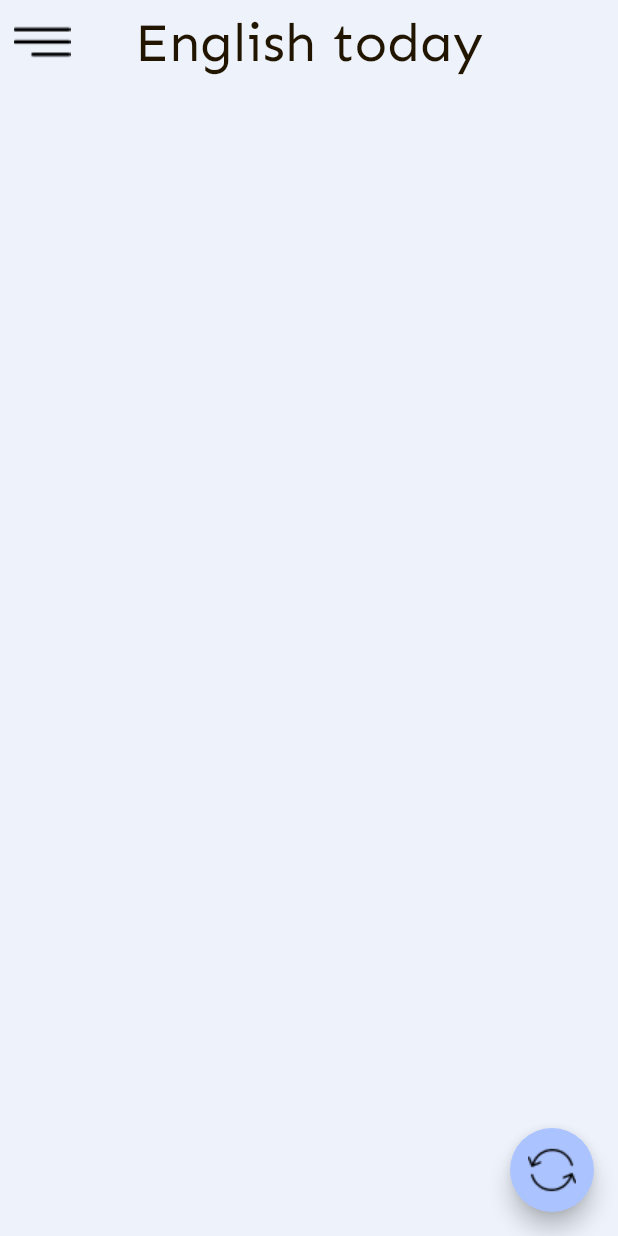
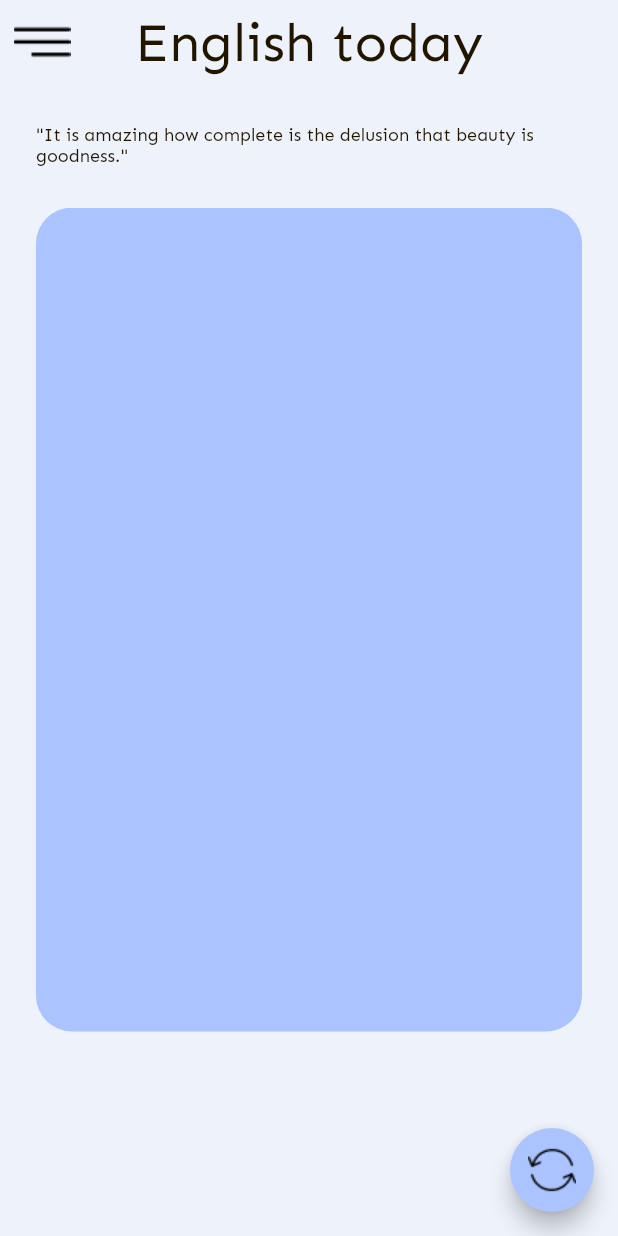
Before and after one commit to DooxFonggg/English_app, a Flutter app: the HomePage screen opened directly, on a phone screen of 412 x 824 dp. Run offline on Flutter 3.47's test engine with Material 2 defaults, Android fonts, the phone set to English and light mode, and no system bars.

Commit message:
home  page

```diff
--- a/lib/pages/home_page.dart
+++ b/lib/pages/home_page.dart
@@ -13,6 +13,7 @@ class HomePage extends StatefulWidget {
 class _HomePageState extends State<HomePage> {
   @override
   Widget build(BuildContext context) {
+    Size size = MediaQuery.of(context).size; // lay size ra
     return Scaffold(
       backgroundColor: AppColor.secondColor,
       appBar: AppBar(
@@ -29,6 +30,37 @@ class _HomePageState extends State<HomePage> {
         ),
         centerTitle: true, // Đảm bảo tiêu đề được căn giữa theo chiều ngang
       ),
+      body: Container(
+        width: double.infinity, // chiều rộng tối đa có thể
+        margin: EdgeInsets.symmetric(horizontal: 24),
+        child: Column(
+          children: [
+            Container(
+              height: size.height * 1 / 10,
+              alignment: Alignment.center,
+              child: Text(
+                '"It is amazing how complete is the delusion that beauty is goodness."',
+                style: AppStyles.h6
+                    .copyWith(fontSize: 12, color: AppColor.textColor),
+              ),
+            ),
+            Container(
+              height: size.height * 2 / 3,
+              child: PageView.builder(
+                  // tạo ra kiểu lướt list
+                  itemCount: 5, // số lần lướt
+                  itemBuilder: (context, index) {
+                    // index hiển thị số trang đã lướt đến
+                    return Container(
+                      decoration: BoxDecoration(
+                          color: AppColor.primaryColor,
+                          borderRadius: BorderRadius.all(Radius.circular(24))),
+                    );
+                  }),
+            ),
+          ],
+        ),
+      ),
       floatingActionButton: FloatingActionButton(
         onPressed: () {},
         child: Image.asset(AppAssest.exchange),
```
